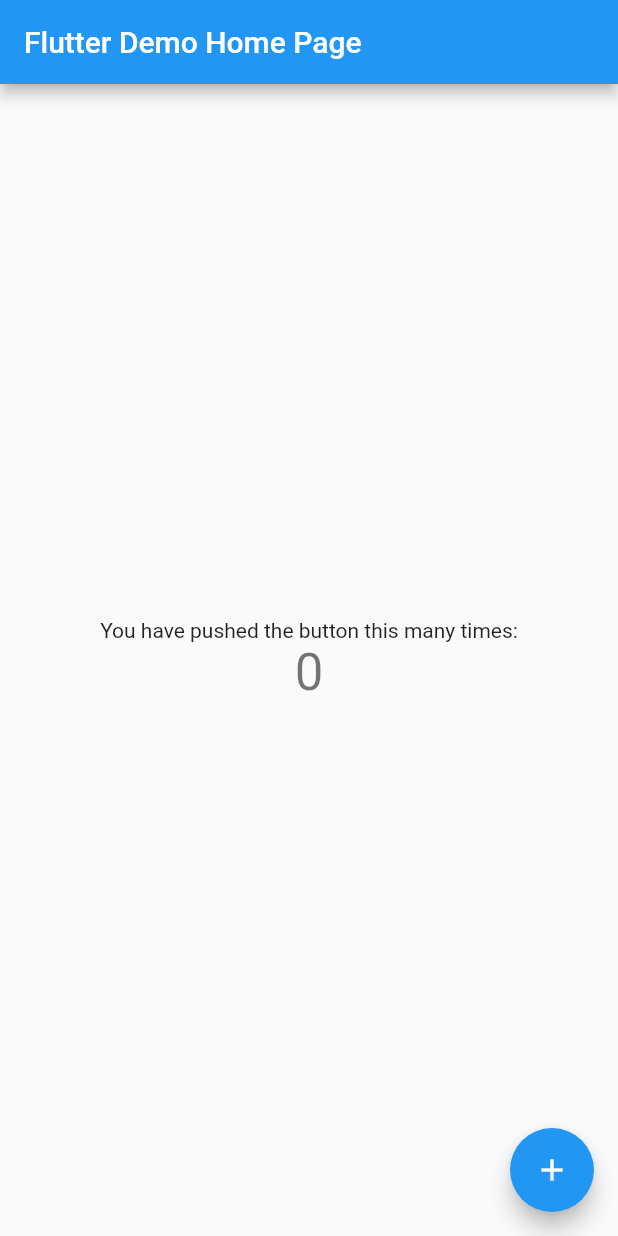
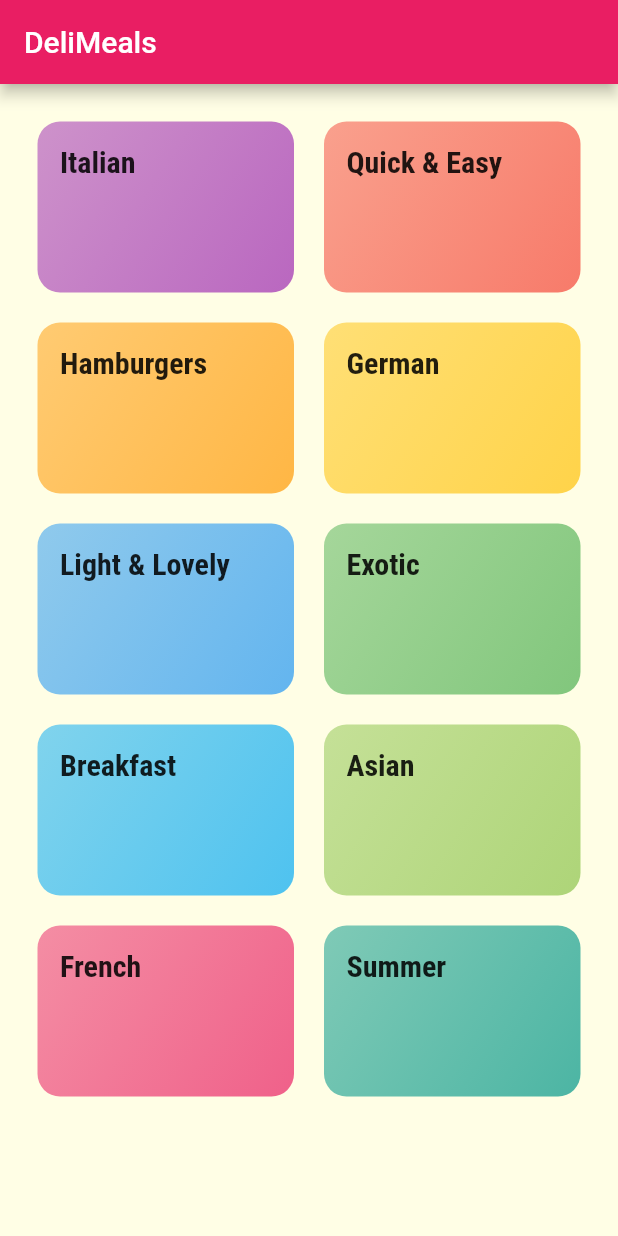
Before and after one commit to ngovanthien10598/meals_app, a Flutter app: the screen it shows after launch, on a phone screen of 412 x 824 dp. Run offline on Flutter 3.47's test engine with Material 2 defaults, Android fonts, the phone set to English and light mode, and no system bars.

Commit message:
Routing & List meals by category

```diff
--- a/lib/main.dart
+++ b/lib/main.dart
@@ -1,111 +1,56 @@
 import 'package:flutter/material.dart';
+import 'package:meals_app/screen/categories.dart';
+import 'package:meals_app/screen/category_meals.dart';
 
 void main() => runApp(MyApp());
 
 class MyApp extends StatelessWidget {
-  // This widget is the root of your application.
   @override
   Widget build(BuildContext context) {
     return MaterialApp(
-      title: 'Flutter Demo',
+      debugShowCheckedModeBanner: false,
       theme: ThemeData(
-        // This is the theme of your application.
-        //
-        // Try running your application with "flutter run". You'll see the
-        // application has a blue toolbar. Then, without quitting the app, try
-        // changing the primarySwatch below to Colors.green and then invoke
-        // "hot reload" (press "r" in the console where you ran "flutter run",
-        // or simply save your changes to "hot reload" in a Flutter IDE).
-        // Notice that the counter didn't reset back to zero; the application
-        // is not restarted.
-        primarySwatch: Colors.blue,
+        primarySwatch: Colors.pink,
+        accentColor: Colors.amber,
+        canvasColor: Color.fromRGBO(255, 254, 229, 1),
+        textTheme: ThemeData.light().textTheme.copyWith(
+              body1: TextStyle(
+                color: Color.fromRGBO(20, 51, 51, 1),
+              ),
+              body2: TextStyle(
+                color: Color.fromRGBO(20, 51, 51, 1),
+              ),
+              title: TextStyle(
+                fontSize: 20,
+                fontFamily: 'RobotoCondensed',
+                fontWeight: FontWeight.bold,
+              ),
+            ),
       ),
-      home: MyHomePage(title: 'Flutter Demo Home Page'),
+      // home: CategoriesScreen(),
+      routes: {
+        '/': (ctx) => CategoriesScreen(),
+        '/category-meals': (ctx) => CategoryMealsScreen()
+      },
     );
   }
 }
 
 class MyHomePage extends StatefulWidget {
-  MyHomePage({Key key, this.title}) : super(key: key);
-
-  // This widget is the home page of your application. It is stateful, meaning
-  // that it has a State object (defined below) that contains fields that affect
-  // how it looks.
-
-  // This class is the configuration for the state. It holds the values (in this
-  // case the title) provided by the parent (in this case the App widget) and
-  // used by the build method of the State. Fields in a Widget subclass are
-  // always marked "final".
-
-  final String title;
+  MyHomePage({Key key}) : super(key: key);
 
   @override
   _MyHomePageState createState() => _MyHomePageState();
 }
 
 class _MyHomePageState extends State<MyHomePage> {
-  int _counter = 0;
-
-  void _incrementCounter() {
-    setState(() {
-      // This call to setState tells the Flutter framework that something has
-      // changed in this State, which causes it to rerun the build method below
-      // so that the display can reflect the updated values. If we changed
-      // _counter without calling setState(), then the build method would not be
-      // called again, and so nothing would appear to happen.
-      _counter++;
-    });
-  }
-
   @override
   Widget build(BuildContext context) {
-    // This method is rerun every time setState is called, for instance as done
-    // by the _incrementCounter method above.
-    //
-    // The Flutter framework has been optimized to make rerunning build methods
-    // fast, so that you can just rebuild anything that needs updating rather
-    // than having to individually change instances of widgets.
     return Scaffold(
       appBar: AppBar(
-        // Here we take the value from the MyHomePage object that was created by
-        // the App.build method, and use it to set our appbar title.
-        title: Text(widget.title),
+        title: Text('DeliMeals'),
       ),
-      body: Center(
-        // Center is a layout widget. It takes a single child and positions it
-        // in the middle of the parent.
-        child: Column(
-          // Column is also a layout widget. It takes a list of children and
-          // arranges them vertically. By default, it sizes itself to fit its
-          // children horizontally, and tries to be as tall as its parent.
-          //
-          // Invoke "debug painting" (press "p" in the console, choose the
-          // "Toggle Debug Paint" action from the Flutter Inspector in Android
-          // Studio, or the "Toggle Debug Paint" command in Visual Studio Code)
-          // to see the wireframe for each widget.
-          //
-          // Column has various properties to control how it sizes itself and
-          // how it positions its children. Here we use mainAxisAlignment to
-          // center the children vertically; the main axis here is the vertical
-          // axis because Columns are vertical (the cross axis would be
-          // horizontal).
-          mainAxisAlignment: MainAxisAlignment.center,
-          children: <Widget>[
-            Text(
-              'You have pushed the button this many times:',
-            ),
-            Text(
-              '$_counter',
-              style: Theme.of(context).textTheme.display1,
-            ),
-          ],
-        ),
-      ),
-      floatingActionButton: FloatingActionButton(
-        onPressed: _incrementCounter,
-        tooltip: 'Increment',
-        child: Icon(Icons.add),
-      ), // This trailing comma makes auto-formatting nicer for build methods.
+      body: Center(child: Text('Navigation time')),
     );
   }
 }
--- /dev/null
+++ b/lib/screen/categories.dart
@@ -0,0 +1,31 @@
+import 'package:flutter/material.dart';
+import 'package:meals_app/widgets/category_item.dart';
+
+import 'package:meals_app/dummy-data.dart';
+
+class CategoriesScreen extends StatelessWidget {
+  @override
+  Widget build(BuildContext context) {
+    return Scaffold(
+      appBar: AppBar(
+        title: Text('DeliMeals'),
+      ),
+      body: GridView(
+        padding: const EdgeInsets.all(25),
+        gridDelegate: SliverGridDelegateWithMaxCrossAxisExtent(
+          maxCrossAxisExtent: 200,
+          childAspectRatio: 3 / 2,
+          crossAxisSpacing: 20,
+          mainAxisSpacing: 20,
+        ),
+        children: DUMMY_CATEGORIES
+            .map((c) => CategoryItem(
+                  id: c.id,
+                  title: c.title,
+                  color: c.color,
+                ))
+            .toList(),
+      ),
+    );
+  }
+}
--- /dev/null
+++ b/lib/widgets/category_item.dart
@@ -0,0 +1,46 @@
+import 'package:flutter/material.dart';
+
+class CategoryItem extends StatelessWidget {
+  final String id;
+  final String title;
+  final Color color;
+
+  const CategoryItem({this.id, this.title, this.color});
+
+  void _selectCategory(BuildContext context) {
+    Navigator.of(context).pushNamed(
+      '/category-meals',
+      arguments: {
+        'id': this.id,
+        'title': this.title,
+      },
+    );
+  }
+
+  @override
+  Widget build(BuildContext context) {
+    return InkWell(
+      onTap: () => this._selectCategory(context),
+      splashColor: Theme.of(context).primaryColor,
+      borderRadius: BorderRadius.circular(15),
+      child: Container(
+        padding: const EdgeInsets.all(15),
+        child: Text(
+          this.title,
+          style: Theme.of(context).textTheme.title,
+        ),
+        decoration: BoxDecoration(
+          gradient: LinearGradient(
+            colors: [
+              this.color.withOpacity(.5),
+              this.color.withOpacity(.7),
+            ],
+            begin: Alignment.topLeft,
+            end: Alignment.bottomRight,
+          ),
+          borderRadius: BorderRadius.circular(15),
+        ),
+      ),
+    );
+  }
+}
```
Also changed, not shown: lib/dummy-data.dart (added, +408 -0 lines), lib/models/category.dart (added, +13 -0 lines), lib/models/meal.dart (added, +45 -0 lines), lib/screen/category_meals.dart (added, +31 -0 lines), pubspec.yaml (+17 -11 lines), assets/fonts/Raleway-Black.ttf (added), assets/fonts/Raleway-Bold.ttf (added), assets/fonts/Raleway-Regular.ttf (added), assets/fonts/RobotoCondensed-Bold.ttf (added), assets/fonts/RobotoCondensed-Italic.ttf (added), assets/fonts/RobotoCondensed-Light.ttf (added), assets/fonts/RobotoCondensed-Regular.ttf (added), lib/widgets/meal_item.dart (added).
